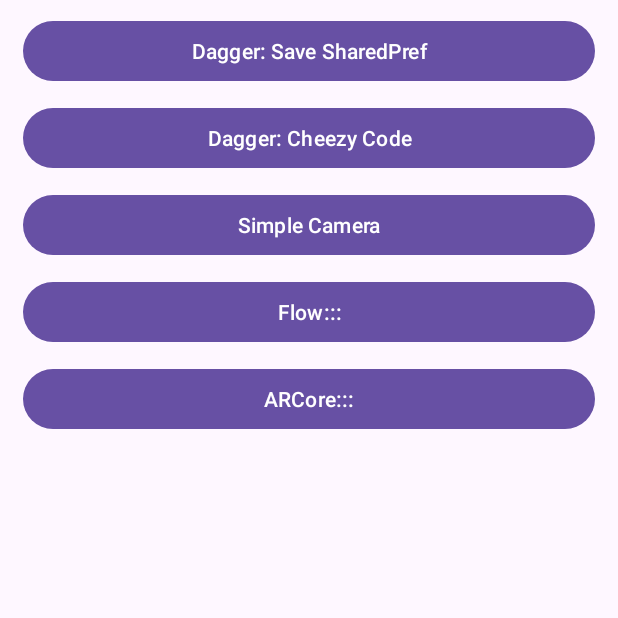
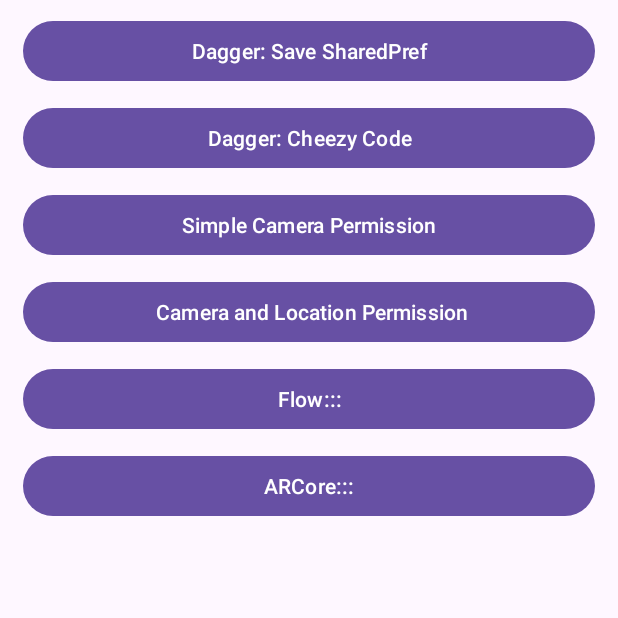
Before and after one commit to aman1sr/Android-Concepts-Learning, an Android app: the screen it shows after launch (MainActivity), on a phone screen of 412 x 824 dp, the top half of it. Run offline under Robolectric (Android 15) with nearby library versions, the phone set to English and light mode, and no system bars.

Commit message:
asked double permissions

```diff
--- a/app/src/main/res/layout/activity_main.xml
+++ b/app/src/main/res/layout/activity_main.xml
@@ -39,7 +39,14 @@
                 android:layout_height="wrap_content"
                 android:layout_marginTop="@dimen/btn_margin_top"
 
-                android:text="Simple Camera" />
+                android:text="Simple Camera Permission" />
+            <Button
+                android:id="@+id/permission2"
+                android:layout_width="match_parent"
+                android:layout_height="wrap_content"
+                android:layout_marginTop="@dimen/btn_margin_top"
+
+                android:text=" Camera and Location Permission" />
 
             <Button
                 android:id="@+id/flow"
```
Also changed, not shown: app/src/main/java/com/petofy/androidarchdemoprojects/MainActivity.kt (+10 -1 lines), app/src/main/java/com/petofy/androidarchdemoprojects/permission/PermissionActivity.kt (+14 -8 lines).
